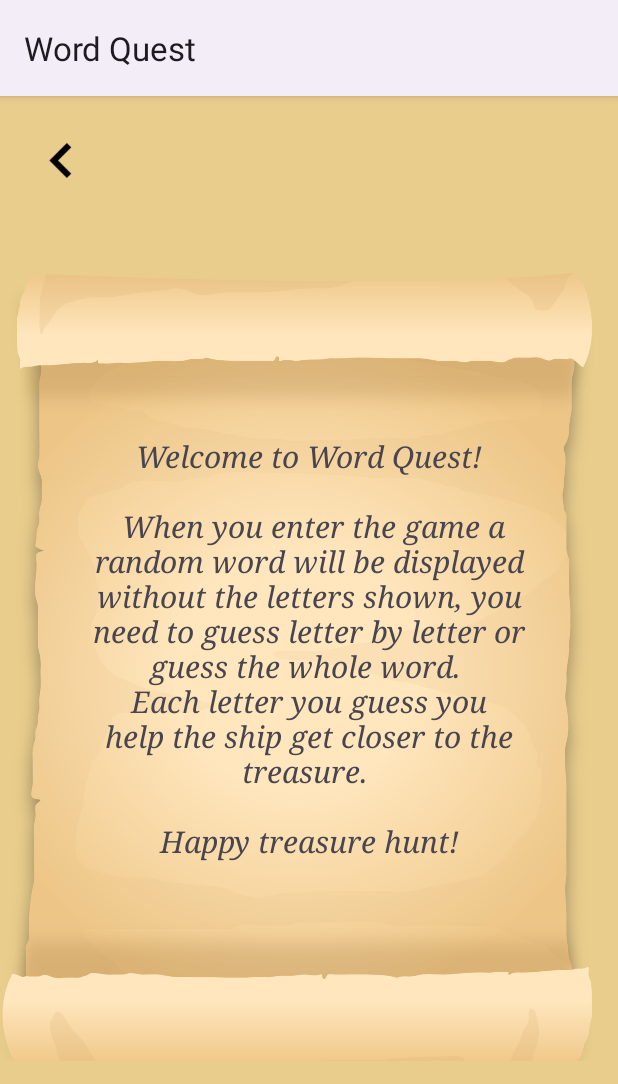
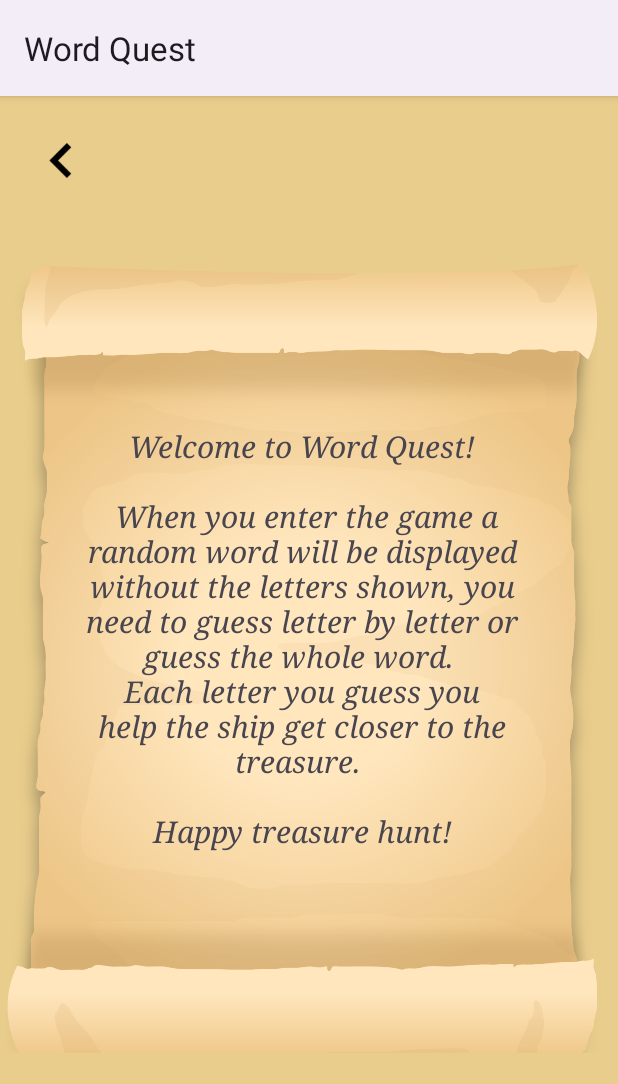
Before and after one commit to svantip/WordQuest, an Android app: the HowToPlay screen opened directly, with no data from a screen before it, on a phone screen of 412 x 824 dp. Shown: the top 1084 px of the screen. Run offline under Robolectric (Android 15) with nearby library versions, the phone set to English and light mode, and no system bars.

Commit message:
Bug fixes.

```diff
--- a/app/src/main/res/layout/activity_how_to_play.xml
+++ b/app/src/main/res/layout/activity_how_to_play.xml
@@ -22,29 +22,25 @@
         android:id="@+id/imageView2"
         android:layout_width="395dp"
         android:layout_height="690dp"
-        app:layout_constraintBottom_toBottomOf="parent"
+        android:layout_marginTop="30dp"
+        android:layout_marginEnd="10dp"
         app:layout_constraintEnd_toEndOf="parent"
-        app:layout_constraintHorizontal_bias="0.0"
         app:layout_constraintStart_toStartOf="parent"
         app:layout_constraintTop_toTopOf="parent"
         app:srcCompat="@drawable/cropped" />
 
     <TextView
         android:layout_width="312dp"
-        android:layout_height="323dp"
-        android:layout_marginStart="56dp"
-        android:layout_marginEnd="55dp"
+        android:layout_height="wrap_content"
+        android:layout_marginTop="190dp"
         android:fontFamily="serif"
         android:text="Welcome to Word Quest!\n\n When you enter the game a random word will be displayed without the letters shown, you need to guess letter by letter or guess the whole word. \nEach letter you guess you help the ship get closer to the treasure. \n\nHappy treasure hunt!"
         android:textAlignment="center"
         android:textSize="20sp"
         android:textStyle="italic"
-        app:layout_constraintBottom_toBottomOf="@+id/imageView2"
-        app:layout_constraintEnd_toEndOf="parent"
-        app:layout_constraintHorizontal_bias="0.583"
-        app:layout_constraintStart_toStartOf="parent"
-        app:layout_constraintTop_toTopOf="@+id/imageView2"
-        app:layout_constraintVertical_bias="0.522" />
+        app:layout_constraintEnd_toEndOf="@+id/imageView2"
+        app:layout_constraintStart_toStartOf="@+id/imageView2"
+        app:layout_constraintTop_toTopOf="@+id/imageView2" />
 
 
 </androidx.constraintlayout.widget.ConstraintLayout>
```
